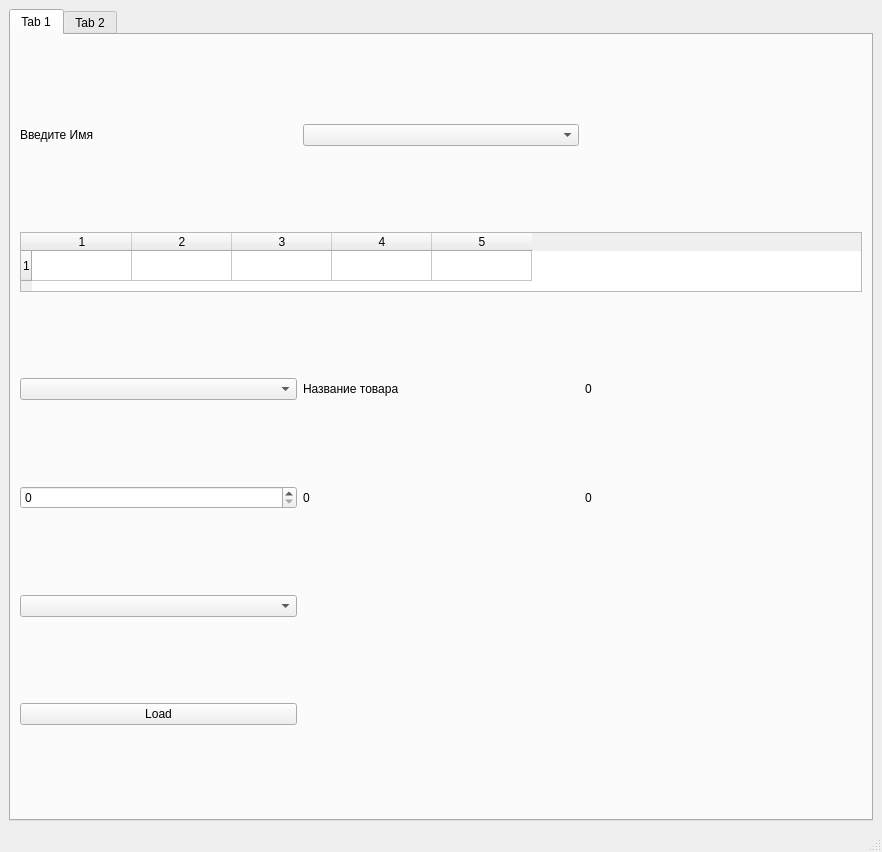
First picture: the form in interface.ui, repository Hvendrix/Laba1Python, before the edit.
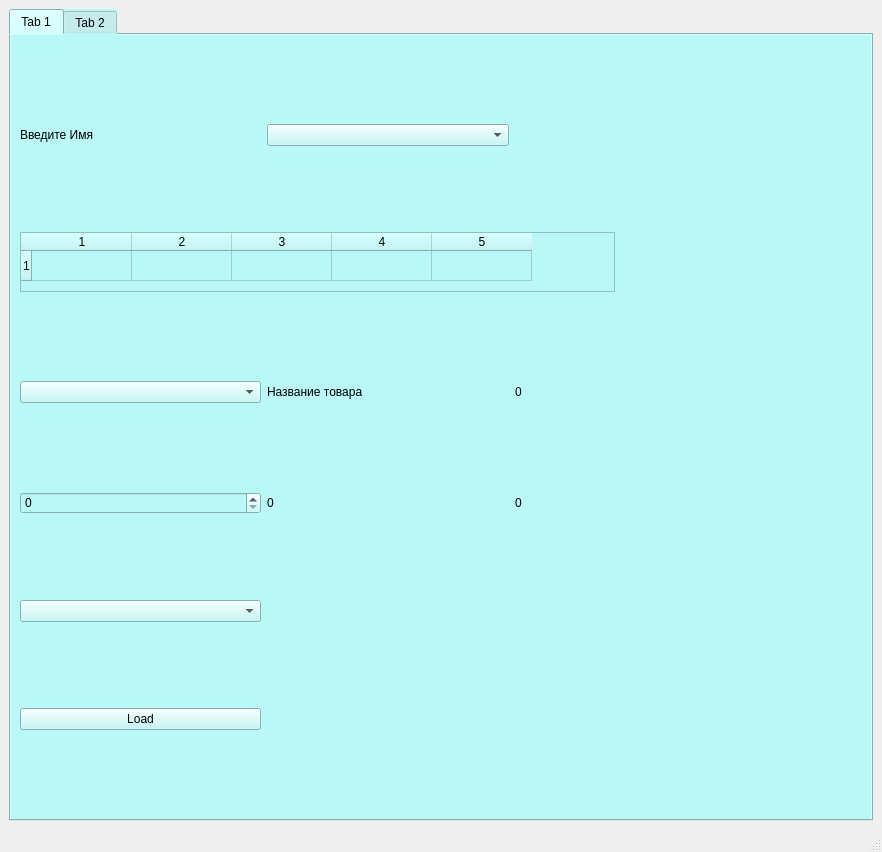
Second picture: the form after the edit.

```diff
--- a/interface.ui
+++ b/interface.ui
@@ -17,6 +17,9 @@
    <layout class="QVBoxLayout" name="verticalLayout">
     <item>
      <widget class="QTabWidget" name="tabWidget">
+      <property name="styleSheet">
+       <string notr="true">background-color: rgb(186, 247, 247);</string>
+      </property>
       <property name="currentIndex">
        <number>0</number>
       </property>
@@ -27,6 +30,12 @@
        <layout class="QGridLayout" name="gridLayout">
         <item row="1" column="0" colspan="3">
          <widget class="QTableWidget" name="tableWidget">
+          <property name="minimumSize">
+           <size>
+            <width>0</width>
+            <height>0</height>
+           </size>
+          </property>
           <property name="maximumSize">
            <size>
             <width>16777215</width>
@@ -96,11 +105,30 @@
         </item>
         <item row="3" column="2">
          <widget class="QLabel" name="amountOnStoreTxt">
+          <property name="sizePolicy">
+           <sizepolicy hsizetype="Fixed" vsizetype="Preferred">
+            <horstretch>0</horstretch>
+            <verstretch>0</verstretch>
+           </sizepolicy>
+          </property>
+          <property name="minimumSize">
+           <size>
+            <width>100</width>
+            <height>0</height>
+           </size>
+          </property>
           <property name="text">
            <string>0</string>
           </property>
          </widget>
         </item>
+        <item row="3" column="3">
+         <widget class="QLabel" name="warningTxt">
+          <property name="text">
+           <string>&lt;html&gt;&lt;head/&gt;&lt;body&gt;&lt;p&gt;&lt;br/&gt;&lt;/p&gt;&lt;/body&gt;&lt;/html&gt;</string>
+          </property>
+         </widget>
+        </item>
        </layout>
       </widget>
       <widget class="QWidget" name="tab_2">
```
